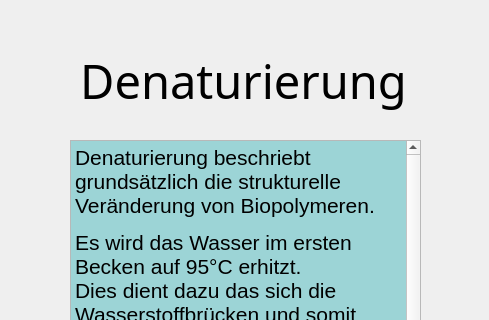
Old version of the form dipl_Phasenablauf/AblaufWindowDenat_v1.ui in the repository diplomarbeit-PCR/Diplomarbeit_PCR; both pictures show x 0 to 489 and y 0 to 320 of the 489 by 733 pixel window.
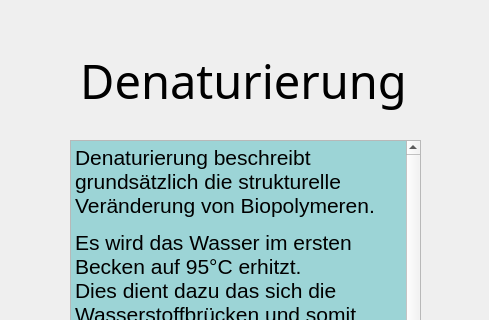
New version of the form.

What changed in the file:
```diff
--- a/dipl_Phasenablauf/AblaufWindowDenat_v1.ui
+++ b/dipl_Phasenablauf/AblaufWindowDenat_v1.ui
@@ -34,7 +34,7 @@
 li.unchecked::marker { content: &quot;\2610&quot;; }
 li.checked::marker { content: &quot;\2612&quot;; }
 &lt;/style&gt;&lt;/head&gt;&lt;body style=&quot; font-family:'Segoe UI'; font-size:9pt; font-weight:400; font-style:normal;&quot; bgcolor=&quot;#9cd4d6&quot;&gt;
-&lt;p style=&quot; margin-top:12px; margin-bottom:12px; margin-left:0px; margin-right:0px; -qt-block-indent:0; text-indent:0px;&quot;&gt;&lt;span style=&quot; font-family:'Arial Narrow','sans-serif'; font-size:16pt;&quot;&gt;Denaturierung beschriebt grundsätzlich die strukturelle Veränderung von Biopolymeren.&lt;/span&gt;&lt;/p&gt;
+&lt;p style=&quot; margin-top:12px; margin-bottom:12px; margin-left:0px; margin-right:0px; -qt-block-indent:0; text-indent:0px;&quot;&gt;&lt;span style=&quot; font-family:'Arial Narrow','sans-serif'; font-size:16pt;&quot;&gt;Denaturierung beschreibt grundsätzlich die strukturelle Veränderung von Biopolymeren.&lt;/span&gt;&lt;/p&gt;
 &lt;p style=&quot; margin-top:12px; margin-bottom:12px; margin-left:0px; margin-right:0px; -qt-block-indent:0; text-indent:0px;&quot;&gt;&lt;span style=&quot; font-family:'Arial Narrow','sans-serif'; font-size:16pt;&quot;&gt;Es wird das Wasser im ersten Becken auf 95°C erhitzt. &lt;br /&gt;Dies dient dazu das sich die Wasserstoffbrücken und somit Doppelhelix der DNA auflöst dabei entstehen zwei Einzelstränge. &lt;/span&gt;&lt;/p&gt;
 &lt;p style=&quot; margin-top:12px; margin-bottom:12px; margin-left:0px; margin-right:0px; -qt-block-indent:0; text-indent:0px;&quot;&gt;&lt;span style=&quot; font-family:'Arial Narrow','sans-serif'; font-size:16pt;&quot;&gt;Die Temperatur muss 10 Sekunden bis 1 Minute gehalten werden, um sicherzustelle das jede Doppelhelix zerstört wurde.&lt;/span&gt;&lt;span style=&quot; font-family:'Arial Narrow'; font-size:16pt;&quot;&gt; &lt;/span&gt;&lt;/p&gt;&lt;/body&gt;&lt;/html&gt;</string>
     </property>
```
